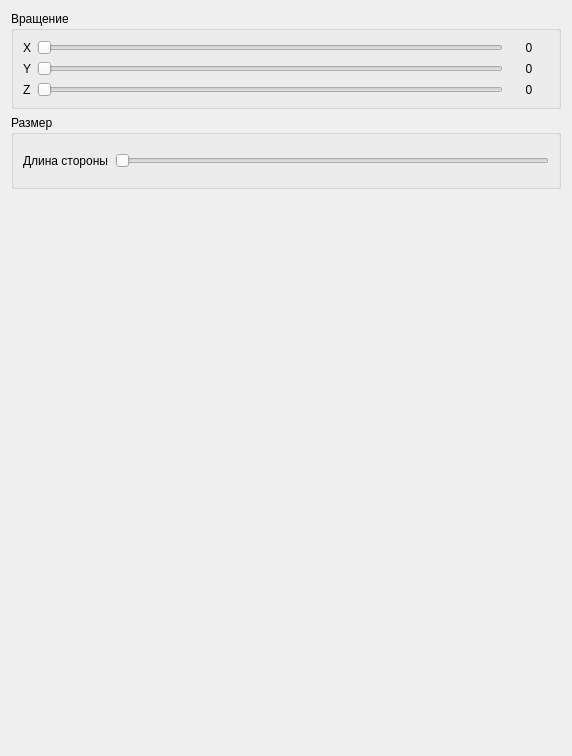
This is ui/lab_1.ui in ChMcg/CG as Qt 5 draws it before an edit. The edited form follows.
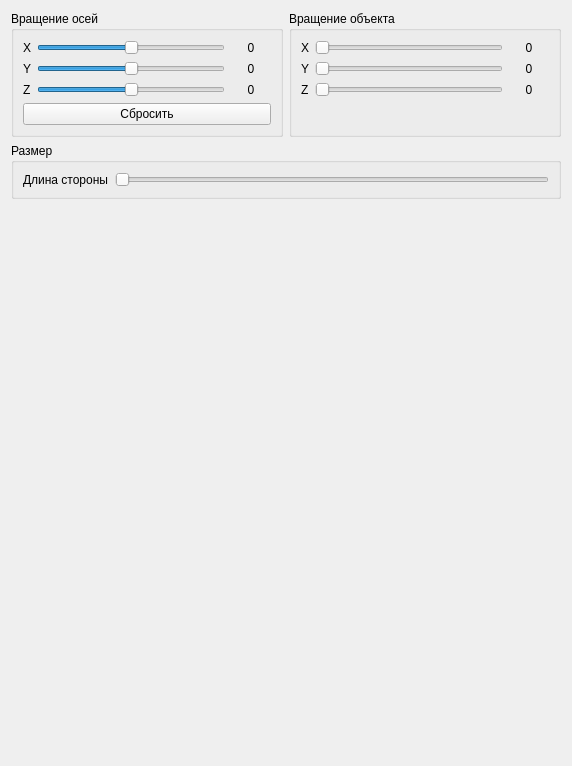
This is the edited form.

What changed in the file:
```diff
--- a/ui/lab_1.ui
+++ b/ui/lab_1.ui
@@ -15,9 +15,147 @@
   </property>
   <layout class="QVBoxLayout" name="verticalLayout_2">
    <item>
+    <layout class="QHBoxLayout" name="horizontalLayout_4">
+     <item>
+      <widget class="QGroupBox" name="groupBox_3">
+       <property name="title">
+        <string>Вращение осей</string>
+       </property>
+       <layout class="QVBoxLayout" name="verticalLayout_4">
+        <item>
+         <layout class="QHBoxLayout" name="horizontalLayout_14">
+          <item>
+           <widget class="QLabel" name="label_13">
+            <property name="text">
+             <string>X</string>
+            </property>
+           </widget>
+          </item>
+          <item>
+           <widget class="QSlider" name="rotateAxisX">
+            <property name="minimum">
+             <number>-180</number>
+            </property>
+            <property name="maximum">
+             <number>180</number>
+            </property>
+            <property name="orientation">
+             <enum>Qt::Horizontal</enum>
+            </property>
+           </widget>
+          </item>
+          <item>
+           <widget class="QLabel" name="labelAxisX">
+            <property name="minimumSize">
+             <size>
+              <width>40</width>
+              <height>0</height>
+             </size>
+            </property>
+            <property name="text">
+             <string>0</string>
+            </property>
+            <property name="alignment">
+             <set>Qt::AlignCenter</set>
+            </property>
+           </widget>
+          </item>
+         </layout>
+        </item>
+        <item>
+         <layout class="QHBoxLayout" name="horizontalLayout_13">
+          <item>
+           <widget class="QLabel" name="label_12">
+            <property name="text">
+             <string>Y</string>
+            </property>
+           </widget>
+          </item>
+          <item>
+           <widget class="QSlider" name="rotateAxisY">
+            <property name="minimum">
+             <number>-180</number>
+            </property>
+            <property name="maximum">
+             <number>180</number>
+            </property>
+            <property name="orientation">
+             <enum>Qt::Horizontal</enum>
+            </property>
+           </widget>
+          </item>
+          <item>
+           <widget class="QLabel" name="labelAxisY">
+            <property name="minimumSize">
+             <size>
+              <width>40</width>
+              <height>0</height>
+             </size>
+            </property>
+            <property name="text">
+             <string>0</string>
+            </property>
+            <property name="alignment">
+             <set>Qt::AlignCenter</set>
+            </property>
+           </widget>
+          </item>
+         </layout>
+        </item>
+        <item>
+         <layout class="QHBoxLayout" name="horizontalLayout_12">
+          <item>
+           <widget class="QLabel" name="label_11">
+            <property name="text">
+             <string>Z</string>
+            </property>
+           </widget>
+          </item>
+          <item>
+           <widget class="QSlider" name="rotateAxisZ">
+            <property name="minimum">
+             <number>-180</number>
+            </property>
+            <property name="maximum">
+             <number>180</number>
+            </property>
+            <property name="orientation">
+             <enum>Qt::Horizontal</enum>
+            </property>
+           </widget>
+          </item>
+          <item>
+           <widget class="QLabel" name="labelAxisZ">
+            <property name="minimumSize">
+             <size>
+              <width>40</width>
+              <height>0</height>
+             </size>
+            </property>
+            <property name="text">
+             <string>0</string>
+            </property>
+            <property name="alignment">
+             <set>Qt::AlignCenter</set>
+            </property>
+           </widget>
+          </item>
+         </layout>
+        </item>
+        <item>
+         <widget class="QPushButton" name="resetButton">
+          <property name="text">
+           <string>Сбросить</string>
+          </property>
+         </widget>
+        </item>
+       </layout>
+      </widget>
+     </item>
+     <item>
     <widget class="QGroupBox" name="groupBox">
      <property name="title">
-      <string>Вращение</string>
+        <string>Вращение объекта</string>
      </property>
      <layout class="QVBoxLayout" name="verticalLayout">
       <item>
@@ -32,7 +170,7 @@
         <item>
          <widget class="QSlider" name="rotateX">
           <property name="maximum">
-           <number>360</number>
+             <number>180</number>
           </property>
           <property name="orientation">
            <enum>Qt::Horizontal</enum>
@@ -69,7 +207,7 @@
         <item>
          <widget class="QSlider" name="rotateY">
           <property name="maximum">
-           <number>360</number>
+             <number>180</number>
           </property>
           <property name="orientation">
            <enum>Qt::Horizontal</enum>
@@ -106,7 +244,7 @@
         <item>
          <widget class="QSlider" name="rotateZ">
           <property name="maximum">
-           <number>360</number>
+             <number>180</number>
           </property>
           <property name="orientation">
            <enum>Qt::Horizontal</enum>
@@ -131,8 +269,23 @@
         </item>
        </layout>
       </item>
-     </layout>
-    </widget>
+        <item>
+         <spacer name="verticalSpacer">
+          <property name="orientation">
+           <enum>Qt::Vertical</enum>
+          </property>
+          <property name="sizeHint" stdset="0">
+           <size>
+            <width>20</width>
+            <height>40</height>
+           </size>
+          </property>
+         </spacer>
+        </item>
+       </layout>
+      </widget>
+     </item>
+    </layout>
    </item>
    <item>
     <widget class="QGroupBox" name="groupBox_2">
```
Lines whose indentation alone changed are shown as unchanged.
